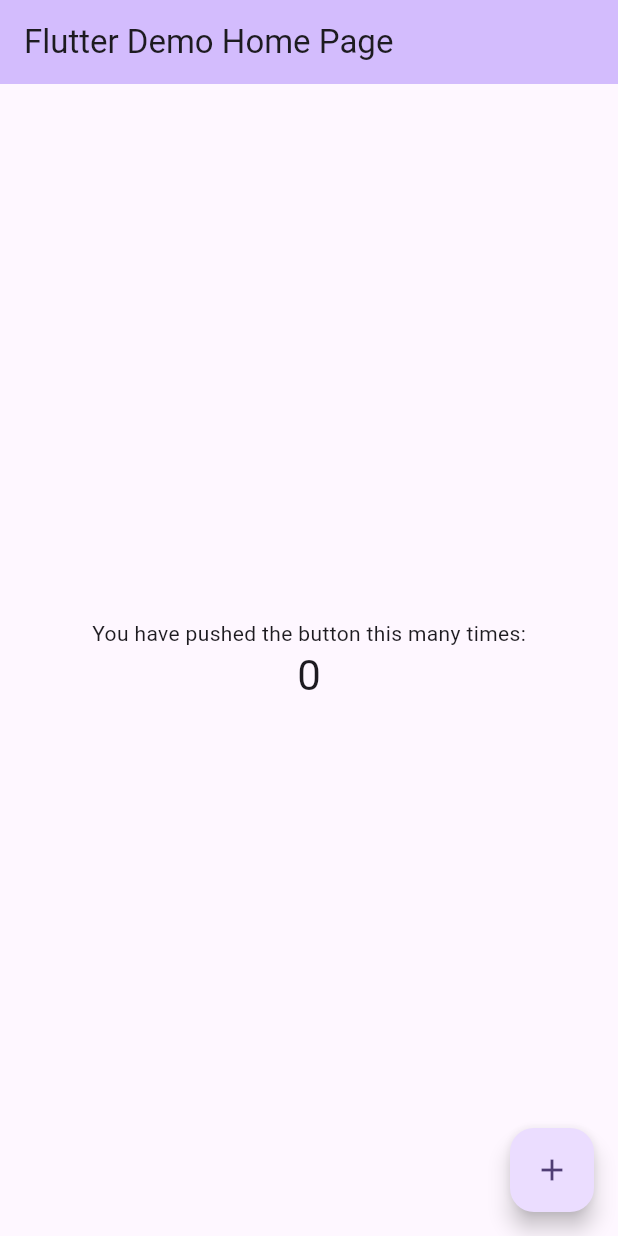
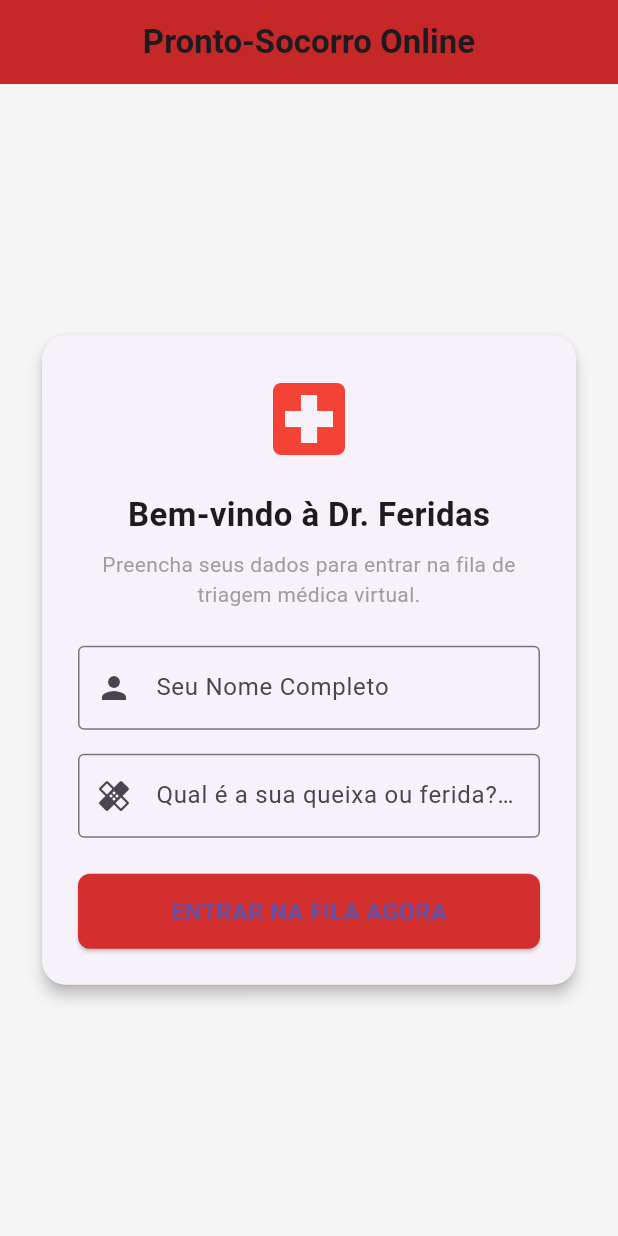
Before and after one commit to LeonardoGMendoza/dr-feridas-telemedicina, a Flutter app: the screen it shows after launch, on a phone screen of 412 x 824 dp. Run offline on Flutter 3.47's test engine with Material 3 defaults, Android fonts, the phone set to English and light mode, and no system bars; our stand-ins replace socket_io_client; network calls fail.

Commit message:
feat: Tela do Paciente na Fila de Espera em Tempo Real (Flutter)

```diff
--- a/app/lib/main.dart
+++ b/app/lib/main.dart
@@ -1,122 +1,255 @@
 import 'package:flutter/material.dart';
+import 'package:socket_io_client/socket_io_client.dart' as IO;
 
 void main() {
-  runApp(const MyApp());
+  runApp(const ProntoSocorroApp());
 }
 
-class MyApp extends StatelessWidget {
-  const MyApp({super.key});
+class ProntoSocorroApp extends StatelessWidget {
+  const ProntoSocorroApp({super.key});
 
-  // This widget is the root of your application.
   @override
   Widget build(BuildContext context) {
     return MaterialApp(
-      title: 'Flutter Demo',
+      title: 'Pronto-Socorro Dr. Feridas',
       theme: ThemeData(
-        // This is the theme of your application.
-        //
-        // TRY THIS: Try running your application with "flutter run". You'll see
-        // the application has a purple toolbar. Then, without quitting the app,
-        // try changing the seedColor in the colorScheme below to Colors.green
-        // and then invoke "hot reload" (save your changes or press the "hot
-        // reload" button in a Flutter-supported IDE, or press "r" if you used
-        // the command line to start the app).
-        //
-        // Notice that the counter didn't reset back to zero; the application
-        // state is not lost during the reload. To reset the state, use hot
-        // restart instead.
-        //
-        // This works for code too, not just values: Most code changes can be
-        // tested with just a hot reload.
-        colorScheme: .fromSeed(seedColor: Colors.deepPurple),
+        primarySwatch: Colors.red,
+        scaffoldBackgroundColor: Colors.grey[100],
       ),
-      home: const MyHomePage(title: 'Flutter Demo Home Page'),
+      home: const FilaEsperaScreen(),
+      debugShowCheckedModeBanner: false,
     );
   }
 }
 
-class MyHomePage extends StatefulWidget {
-  const MyHomePage({super.key, required this.title});
-
-  // This widget is the home page of your application. It is stateful, meaning
-  // that it has a State object (defined below) that contains fields that affect
-  // how it looks.
-
-  // This class is the configuration for the state. It holds the values (in this
-  // case the title) provided by the parent (in this case the App widget) and
-  // used by the build method of the State. Fields in a Widget subclass are
-  // always marked "final".
-
-  final String title;
+class FilaEsperaScreen extends StatefulWidget {
+  const FilaEsperaScreen({super.key});
 
   @override
-  State<MyHomePage> createState() => _MyHomePageState();
+  State<FilaEsperaScreen> createState() => _FilaEsperaScreenState();
 }
 
-class _MyHomePageState extends State<MyHomePage> {
-  int _counter = 0;
+class _FilaEsperaScreenState extends State<FilaEsperaScreen> {
+  late IO.Socket socket;
+  bool naFila = false;
+  int minhaPosicao = 0;
+  int totalFila = 0;
+  final TextEditingController _nomeController = TextEditingController();
+  final TextEditingController _queixaController = TextEditingController();
 
-  void _incrementCounter() {
+  @override
+  void initState() {
+    super.initState();
+    conectarServidor();
+  }
+
+  void conectarServidor() {
+    // Conecta ao servidor Node.js local (ajustar IP se rodar no celular físico)
+    socket = IO.io('http://localhost:3000', IO.OptionBuilder()
+      .setTransports(['websocket'])
+      .disableAutoConnect()
+      .build());
+
+    socket.connect();
+
+    socket.onConnect((_) {
+      print('Conectado ao Servidor do Pronto-Socorro');
+    });
+
+    socket.on('atualizacaoFila', (dados) {
+      if (mounted) {
+        setState(() {
+          List fila = dados as List;
+          totalFila = fila.length;
+
+          if (naFila) {
+            // Acha a posição do usuário atual na fila
+            int pos = fila.indexWhere((p) => p['id'] == socket.id);
+            if (pos != -1) {
+              minhaPosicao = pos + 1; // +1 porque índice começa em 0
+            }
+          }
+        });
+      }
+    });
+
+    socket.on('suaVez', (dados) {
+      if (mounted) {
+        showDialog(
+          context: context,
+          barrierDismissible: false,
+          builder: (context) => AlertDialog(
+            title: const Text('Chegou sua vez!', style: TextStyle(color: Colors.green)),
+            content: const Text('O médico está pronto para iniciar a chamada de vídeo.'),
+            actions: [
+              ElevatedButton(
+                onPressed: () {
+                  Navigator.pop(context); // Fecha o aviso
+                  // Aqui futuramente abrirá a tela do Jitsi Meet (Vídeo)
+                  ScaffoldMessenger.of(context).showSnackBar(
+                    const SnackBar(content: Text('Abrindo câmera e microfone...')),
+                  );
+                },
+                child: const Text('Entrar na Consulta'),
+              )
+            ],
+          )
+        );
+      }
+    });
+  }
+
+  void entrarNaFila() {
+    if (_nomeController.text.isEmpty) return;
+
+    socket.emit('entrarFila', {
+      'nome': _nomeController.text,
+      'queixa': _queixaController.text.isEmpty ? 'Avaliação Geral' : _queixaController.text
+    });
+
     setState(() {
-      // This call to setState tells the Flutter framework that something has
-      // changed in this State, which causes it to rerun the build method below
-      // so that the display can reflect the updated values. If we changed
-      // _counter without calling setState(), then the build method would not be
-      // called again, and so nothing would appear to happen.
-      _counter++;
+      naFila = true;
     });
   }
 
   @override
+  void dispose() {
+    socket.dispose();
+    super.dispose();
+  }
+
+  @override
   Widget build(BuildContext context) {
-    // This method is rerun every time setState is called, for instance as done
-    // by the _incrementCounter method above.
-    //
-    // The Flutter framework has been optimized to make rerunning build methods
-    // fast, so that you can just rebuild anything that needs updating rather
-    // than having to individually change instances of widgets.
     return Scaffold(
       appBar: AppBar(
-        // TRY THIS: Try changing the color here to a specific color (to
-        // Colors.amber, perhaps?) and trigger a hot reload to see the AppBar
-        // change color while the other colors stay the same.
-        backgroundColor: Theme.of(context).colorScheme.inversePrimary,
-        // Here we take the value from the MyHomePage object that was created by
-        // the App.build method, and use it to set our appbar title.
-        title: Text(widget.title),
+        title: const Text('Pronto-Socorro Online', style: TextStyle(fontWeight: FontWeight.bold)),
+        backgroundColor: Colors.red[800],
+        elevation: 0,
+        centerTitle: true,
       ),
       body: Center(
-        // Center is a layout widget. It takes a single child and positions it
-        // in the middle of the parent.
+        child: Padding(
+          padding: const EdgeInsets.all(24.0),
+          child: !naFila ? _buildFormularioEntrada() : _buildPainelFila(),
+        ),
+      ),
+    );
+  }
+
+  Widget _buildFormularioEntrada() {
+    return Card(
+      elevation: 4,
+      shape: RoundedRectangleBorder(borderRadius: BorderRadius.circular(16)),
+      child: Padding(
+        padding: const EdgeInsets.all(24.0),
         child: Column(
-          // Column is also a layout widget. It takes a list of children and
-          // arranges them vertically. By default, it sizes itself to fit its
-          // children horizontally, and tries to be as tall as its parent.
-          //
-          // Column has various properties to control how it sizes itself and
-          // how it positions its children. Here we use mainAxisAlignment to
-          // center the children vertically; the main axis here is the vertical
-          // axis because Columns are vertical (the cross axis would be
-          // horizontal).
-          //
-          // TRY THIS: Invoke "debug painting" (choose the "Toggle Debug Paint"
-          // action in the IDE, or press "p" in the console), to see the
-          // wireframe for each widget.
-          mainAxisAlignment: .center,
+          mainAxisSize: MainAxisSize.min,
           children: [
-            const Text('You have pushed the button this many times:'),
-            Text(
-              '$_counter',
-              style: Theme.of(context).textTheme.headlineMedium,
+            const Icon(Icons.local_hospital, size: 64, color: Colors.red),
+            const SizedBox(height: 16),
+            const Text(
+              'Bem-vindo à Dr. Feridas',
+              style: TextStyle(fontSize: 22, fontWeight: FontWeight.bold),
             ),
+            const SizedBox(height: 8),
+            const Text(
+              'Preencha seus dados para entrar na fila de triagem médica virtual.',
+              textAlign: TextAlign.center,
+              style: TextStyle(color: Colors.grey),
+            ),
+            const SizedBox(height: 24),
+            TextField(
+              controller: _nomeController,
+              decoration: const InputDecoration(
+                labelText: 'Seu Nome Completo',
+                border: OutlineInputBorder(),
+                prefixIcon: Icon(Icons.person),
+              ),
+            ),
+            const SizedBox(height: 16),
+            TextField(
+              controller: _queixaController,
+              decoration: const InputDecoration(
+                labelText: 'Qual é a sua queixa ou ferida? (Opcional)',
+                border: OutlineInputBorder(),
+                prefixIcon: Icon(Icons.healing),
+              ),
+            ),
+            const SizedBox(height: 24),
+            SizedBox(
+              width: double.infinity,
+              height: 50,
+              child: ElevatedButton(
+                style: ElevatedButton.styleFrom(
+                  backgroundColor: Colors.red[700],
+                  shape: RoundedRectangleBorder(borderRadius: BorderRadius.circular(8)),
+                ),
+                onPressed: entrarNaFila,
+                child: const Text('ENTRAR NA FILA AGORA', style: TextStyle(fontSize: 16, fontWeight: FontWeight.bold)),
+              ),
+            )
           ],
         ),
       ),
-      floatingActionButton: FloatingActionButton(
-        onPressed: _incrementCounter,
-        tooltip: 'Increment',
-        child: const Icon(Icons.add),
-      ),
+    );
+  }
+
+  Widget _buildPainelFila() {
+    return Column(
+      mainAxisAlignment: MainAxisAlignment.center,
+      children: [
+        const Text(
+          'Aguarde o seu atendimento...',
+          style: TextStyle(fontSize: 24, fontWeight: FontWeight.bold, color: Colors.black87),
+        ),
+        const SizedBox(height: 40),
+        Container(
+          width: 200,
+          height: 200,
+          decoration: BoxDecoration(
+            shape: BoxShape.circle,
+            color: Colors.white,
+            border: Border.all(color: Colors.red, width: 8),
+            boxShadow: [
+              BoxShadow(
+                color: Colors.red.withOpacity(0.3),
+                blurRadius: 20,
+                spreadRadius: 5,
+              )
+            ]
+          ),
+          child: Column(
+            mainAxisAlignment: MainAxisAlignment.center,
+            children: [
+              const Text('SUA POSIÇÃO', style: TextStyle(fontSize: 16, fontWeight: FontWeight.bold, color: Colors.grey)),
+              Text(
+                '$minhaPosicaoº',
+                style: const TextStyle(fontSize: 64, fontWeight: FontWeight.bold, color: Colors.red),
+              ),
+            ],
+          ),
+        ),
+        const SizedBox(height: 40),
+        Card(
+          child: Padding(
+            padding: const EdgeInsets.all(16.0),
+            child: Row(
+              mainAxisSize: MainAxisSize.min,
+              children: [
+                const Icon(Icons.group, color: Colors.blueGrey),
+                const SizedBox(width: 8),
+                Text('Total de pacientes aguardando agora: $totalFila', style: const TextStyle(fontSize: 16)),
+              ],
+            ),
+          ),
+        ),
+        const SizedBox(height: 32),
+        const Text(
+          '👨‍⚕️ Fique tranquilo! Nossos médicos (Dr. Evandro, Dra. Glória e equipe) já estão analisando a fila. Você será chamado em instantes.',
+          textAlign: TextAlign.center,
+          style: TextStyle(fontSize: 16, color: Colors.grey, fontStyle: FontStyle.italic),
+        ),
+      ],
     );
   }
 }
--- a/app/pubspec.yaml
+++ b/app/pubspec.yaml
@@ -34,6 +34,7 @@ dependencies:
   # The following adds the Cupertino Icons font to your application.
   # Use with the CupertinoIcons class for iOS style icons.
   cupertino_icons: ^1.0.8
+  socket_io_client: ^3.1.6
 
 dev_dependencies:
   flutter_test:
```
Also changed, not shown: app/pubspec.lock.
